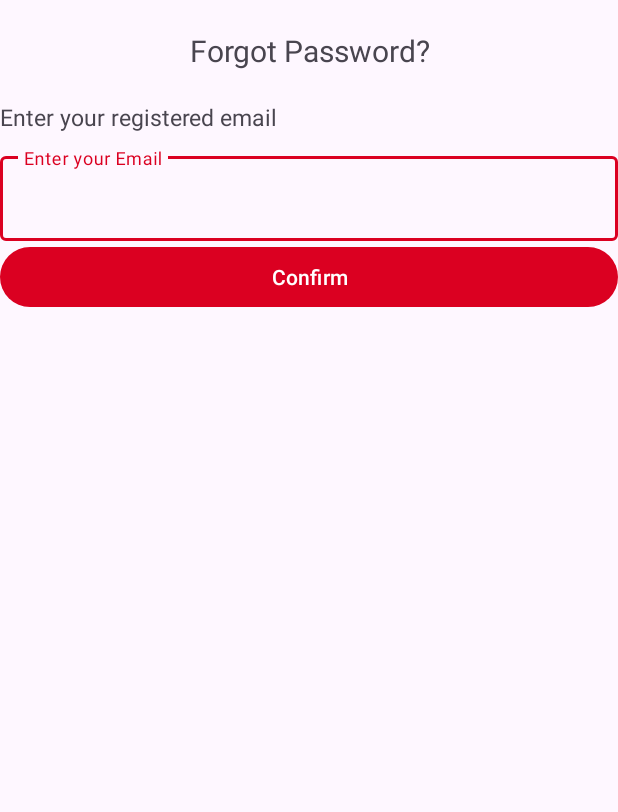
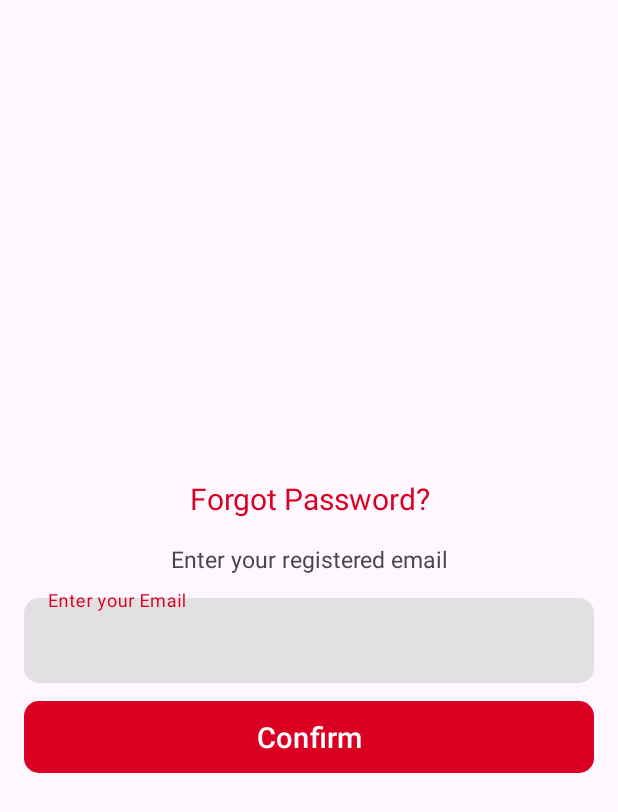
Before and after one commit to atiqurx/service-request-system, an Android app: the ForgotPassword screen opened directly, with no data from a screen before it, on a phone screen of 412 x 824 dp. Shown: the top 812 px of the screen. Run offline under Robolectric (Android 15) with nearby library versions, the phone set to English and light mode, and no system bars; our stand-ins replace Firebase (no records; nobody signed in at launch, a user with empty details on screens opened directly).

Commit message:
fix forgot pass styles

```diff
--- a/app/src/main/java/com/example/srs/ForgotPassword.java
+++ b/app/src/main/java/com/example/srs/ForgotPassword.java
@@ -31,11 +31,7 @@ public class ForgotPassword extends AppCompatActivity {
         super.onCreate(savedInstanceState);
         EdgeToEdge.enable(this);
         setContentView(R.layout.activity_forgot_password);
-        ViewCompat.setOnApplyWindowInsetsListener(findViewById(R.id.main), (v, insets) -> {
-            Insets systemBars = insets.getInsets(WindowInsetsCompat.Type.systemBars());
-            v.setPadding(systemBars.left, systemBars.top, systemBars.right, systemBars.bottom);
-            return insets;
-        });
+
         buttonForgot = findViewById(R.id.forgot_button);
         editEmail = findViewById(R.id.forgot_email);
         mAuth = FirebaseAuth.getInstance();
--- a/app/src/main/res/layout/activity_forgot_password.xml
+++ b/app/src/main/res/layout/activity_forgot_password.xml
@@ -1,12 +1,10 @@
 <?xml version="1.0" encoding="utf-8"?>
 <LinearLayout xmlns:android="http://schemas.android.com/apk/res/android"
-xmlns:app="http://schemas.android.com/apk/res-auto"
-xmlns:tools="http://schemas.android.com/tools"
-android:id="@+id/main"
 android:layout_width="match_parent"
 android:layout_height="match_parent"
-    android:orientation="vertical"
-tools:context=".ForgotPassword">
+android:orientation="vertical"
+android:gravity="center"
+android:padding="16dp" >
 
 <TextView
     android:id="@+id/textView8"
@@ -14,14 +12,17 @@ tools:context=".ForgotPassword">
     android:layout_height="wrap_content"
     android:gravity="center"
     android:textSize="20sp"
-    android:padding="20dp"
-    android:text="@string/forget_password" />
+    android:padding="10dp"
+    android:text="@string/forget_password"
+    android:textColor="@color/red"/>
 
 <TextView
     android:id="@+id/textView9"
     android:layout_width="match_parent"
     android:layout_height="wrap_content"
+    android:gravity="center"
     android:textSize="15sp"
+    android:layout_marginTop="6dp"
     android:paddingBottom="10dp"
     android:text="@string/ent_reg_email" />
 
@@ -34,12 +35,18 @@ tools:context=".ForgotPassword">
         android:layout_height="wrap_content"
         android:ems="10"
         android:inputType="textEmailAddress"
-        android:hint="@string/ent_email"/>
+        android:hint="@string/ent_email"
+        android:background="@drawable/text_input"
+        android:textColor="@android:color/black"
+        android:textColorHint="@android:color/black"/>
 </com.google.android.material.textfield.TextInputLayout>
 
 <Button
     android:id="@+id/forgot_button"
     android:layout_width="match_parent"
     android:layout_height="wrap_content"
-    android:text="@string/confirm" />
+    android:text="@string/confirm"
+    android:background="@drawable/rectangle_button"
+    android:textSize="19sp"
+    android:layout_marginTop="12dp" />
 </LinearLayout>
--- a/app/src/main/res/layout/activity_login.xml
+++ b/app/src/main/res/layout/activity_login.xml
@@ -72,9 +72,9 @@
     <Button
         android:id="@+id/login_button"
         android:layout_width="wrap_content"
+        android:text="@string/login"
         android:layout_height="wrap_content"
         android:background="@drawable/rectangle_button"
-        android:text="@string/login"
         android:textSize="19sp"/>
 
     <TextView
```
Also changed, not shown: app/src/main/res/layout/forgot_password.xml (deleted, +0 -41 lines).
